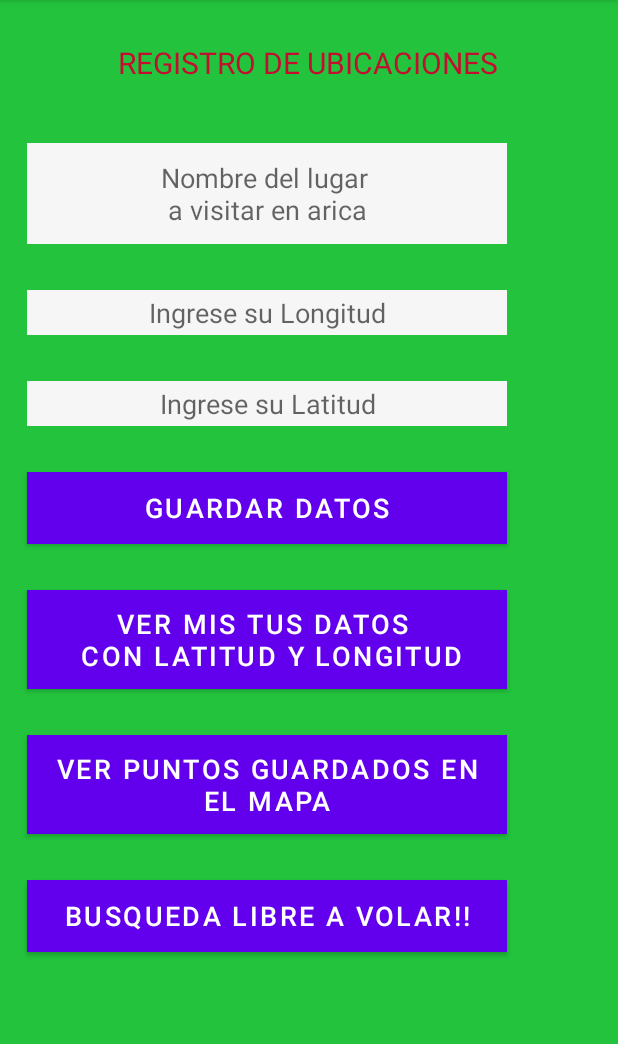
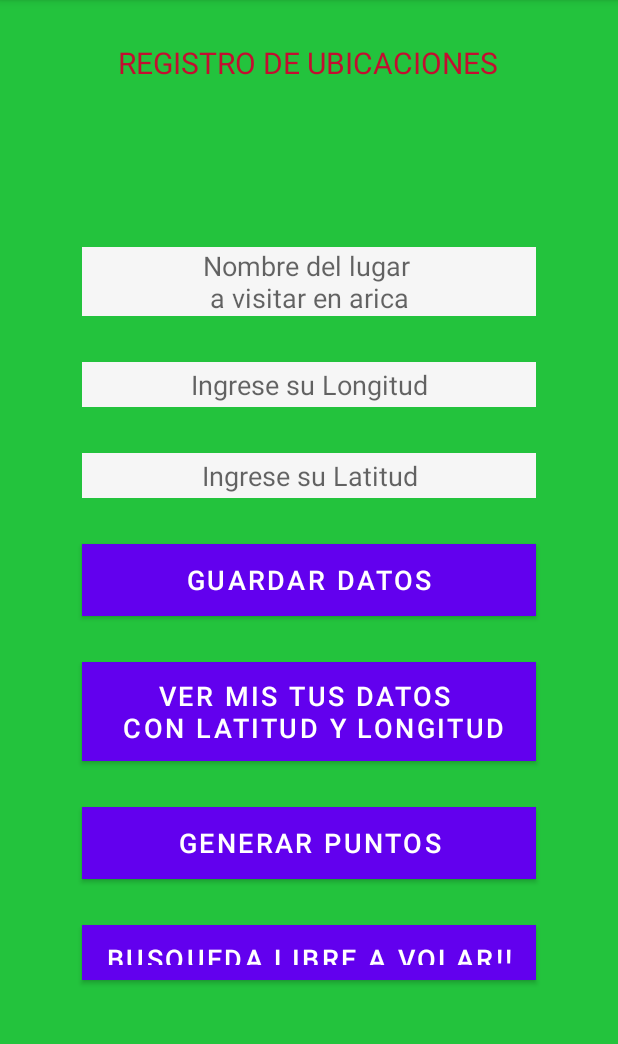
Before and after one commit to mtrigoz/PuebaIII, an Android app: the PerfilUsuario screen opened directly, with no data from a screen before it, on a phone screen of 412 x 824 dp, the part 84-1128 px from its top. Run offline under Robolectric (Android 15) with nearby library versions, the phone set to English and light mode, and no system bars.

Commit message:
Actualizacion.1.BusquedaPuntos

```diff
--- a/app/build.gradle
+++ b/app/build.gradle
@@ -34,7 +34,7 @@ dependencies {
     implementation 'com.google.android.material:material:1.2.1'
     implementation 'androidx.constraintlayout:constraintlayout:2.0.4'
     implementation 'com.google.android.gms:play-services-maps:17.0.0'
-    testImplementation 'junit:junit:4.+'
+    testImplementation 'junit:junit:4.13.1'
     androidTestImplementation 'androidx.test.ext:junit:1.1.2'
     androidTestImplementation 'androidx.test.espresso:espresso-core:3.3.0'
 }
--- a/app/src/main/java/www/runa/puebaiii/PerfilUsuario.java
+++ b/app/src/main/java/www/runa/puebaiii/PerfilUsuario.java
@@ -13,7 +13,7 @@ import android.widget.Toast;
 
 public class PerfilUsuario extends AppCompatActivity {
 
-    Button btnVerDaatosFormulario,btnBuscarPuntos,button_Guardar,btnBusquedaLibre;
+    Button btnVerDaatosFormulario,btnGenerarPuntos,button_Guardar,btnBusquedaLibre;
     ////
     EditText editLugarV, editLatitud, editLongitud;
     ////
@@ -29,6 +29,7 @@ public class PerfilUsuario extends AppCompatActivity {
         btnVerDaatosFormulario = (Button)findViewById(R.id.btnVerDaatosFormulario);
         btnBusquedaLibre = (Button)findViewById(R.id.btnBusquedaLibre);
         button_Guardar = (Button)findViewById(R.id.btnGuardar);
+        btnGenerarPuntos = (Button)findViewById(R.id.btnGenerarPuntos);
      ////////////////////////////////////////////////////////////////////////////////////////////
         editLugarV = (EditText)findViewById(R.id.editLugarV);
         editLatitud = (EditText)findViewById(R.id.editLatitud);
@@ -36,6 +37,17 @@ public class PerfilUsuario extends AppCompatActivity {
 
      ////////////////////////////////////////////////////////////////////////////////////////////
         bdformulario = new ConexFom(this);
+
+        ////////////////////////////////////////////////////////////////////////////////////////////
+        btnGenerarPuntos.setOnClickListener(new View.OnClickListener() {
+            @Override
+            public void onClick(View view) {
+                Intent intent = new Intent(getApplicationContext(),GuardarPuntos.class);
+                startActivity(intent);
+            }
+        });
+
+        ////////////////////////////////////////////////////////////////////////////////////////////
 
      ////////////////////////////////////////////////////////////////////////////////////////////
         btnVerDaatosFormulario.setOnClickListener(new View.OnClickListener() {
--- a/app/src/main/res/layout/activity_perfil_usuario.xml
+++ b/app/src/main/res/layout/activity_perfil_usuario.xml
@@ -23,8 +23,8 @@
 
 
     <TableLayout
-        android:layout_width="407dp"
-        android:layout_height="708dp"
+        android:layout_width="334dp"
+        android:layout_height="569dp"
         android:paddingTop="50dp"
         app:layout_constraintBottom_toBottomOf="parent"
         app:layout_constraintEnd_toEndOf="parent"
@@ -38,7 +38,7 @@
             <EditText
                 android:id="@+id/editLugarV"
                 android:layout_width="50dp"
-                android:layout_height="67dp"
+                android:layout_height="wrap_content"
                 android:layout_margin="15dp"
                 android:background="#F6F6F6"
                 android:gravity="center"
@@ -49,6 +49,7 @@
             </EditText>
 
         </TableRow>
+
         <TableRow>
 
             <EditText
@@ -114,12 +115,12 @@
         <TableRow>
 
             <Button
-                android:id="@+id/btnVerPuntos"
+                android:id="@+id/btnGenerarPuntos"
                 android:layout_width="wrap_content"
                 android:layout_height="wrap_content"
                 android:layout_margin="15dp"
                 android:background="#F88110"
-                android:text="VER PUNTOS GUARDADOS EN EL MAPA"
+                android:text="Generar Puntos"
                 android:textColor="#FFFFFF"
                 android:textSize="18dp" />
 
```
Also changed, not shown: app/src/main/java/www/runa/puebaiii/GuardarPuntos.java (+59 -1 lines), app/src/main/res/drawable/v_recorrido.xml (added, +8 -0 lines), app/src/main/res/layout/activity_guardar_puntos.xml (+20 -2 lines).
